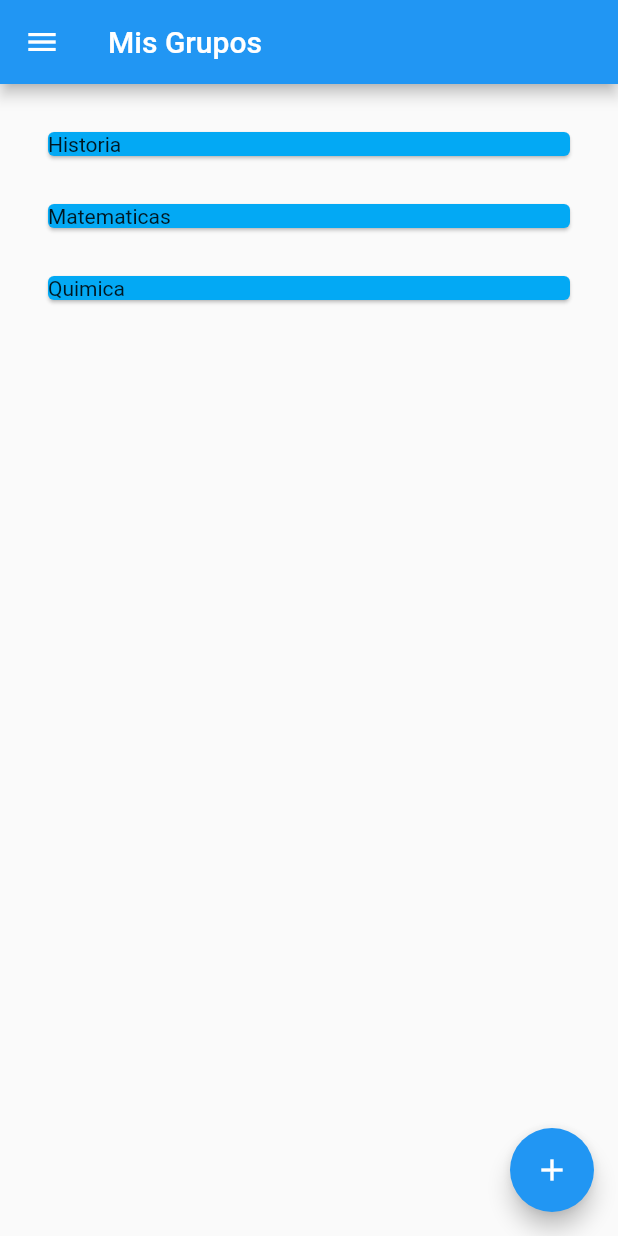
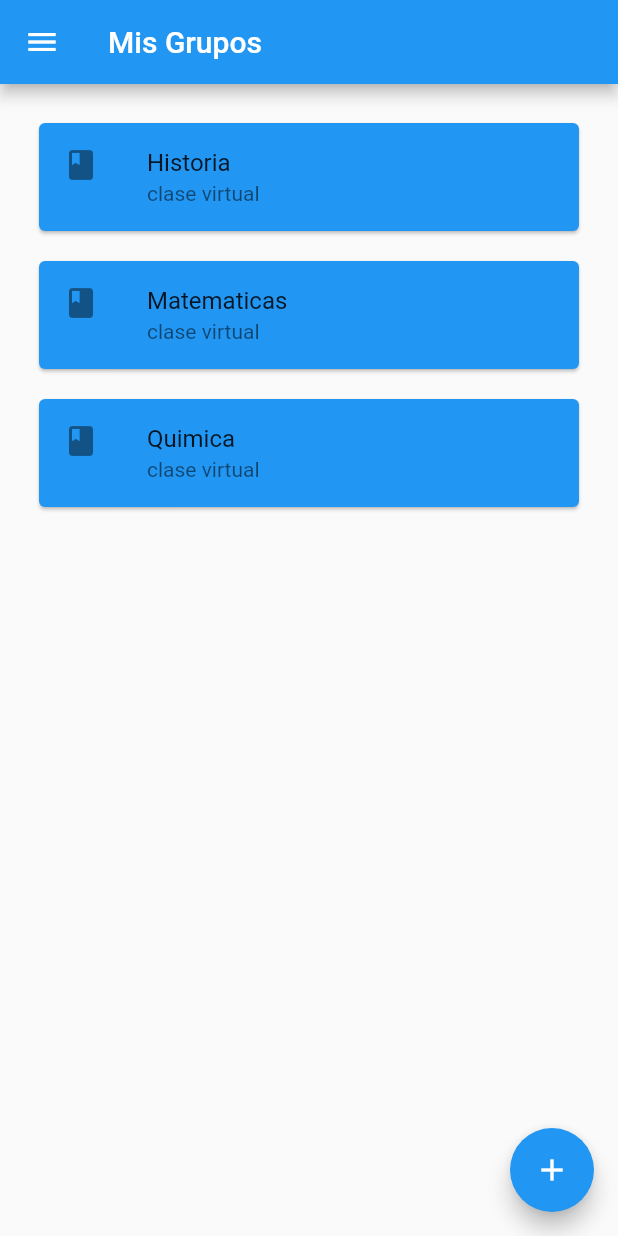
Before and after one commit to RSantiagodeveloper/puma_home_app, a Flutter app: the MisGrupos screen opened directly, on a phone screen of 412 x 824 dp. Run offline on Flutter 3.47's test engine with Material 2 defaults, Android fonts, the phone set to English and light mode, and no system bars.

Commit message:
archivos añadidos

```diff
--- a/puma_home/lib/addgrupo.dart
+++ b/puma_home/lib/addgrupo.dart
@@ -1,4 +1,5 @@
 import 'package:flutter/material.dart';
+import 'package:puma_home/MenuApp.dart';
 final _formKey = GlobalKey<FormState>();
 
 class Addgrupo extends StatelessWidget {
@@ -11,7 +12,7 @@ class Addgrupo extends StatelessWidget {
           child: Text("Añade un grupo nuevo"),
         ),
       ),
-      drawer: new Drawer(),
+      drawer: MenuApp(),
       body: ListView(
                   padding: EdgeInsets.symmetric(
             horizontal: 16,
--- a/puma_home/lib/creargrupo.dart
+++ b/puma_home/lib/creargrupo.dart
@@ -1,4 +1,5 @@
 import 'package:flutter/material.dart';
+import 'package:puma_home/MenuApp.dart';
 final _formKey = GlobalKey<FormState>();
 
 
@@ -17,7 +18,7 @@ class _CrearGrupoState extends State<CrearGrupo> {
           child: Text("Crear un grupo nuevo"),
         ),
       ),
-      drawer: new Drawer(),
+      drawer: new MenuApp(),
       body: ListView(
                   padding: EdgeInsets.symmetric(
             horizontal: 16,
--- a/puma_home/lib/misgrupos.dart
+++ b/puma_home/lib/misgrupos.dart
@@ -1,4 +1,5 @@
 import 'package:flutter/material.dart';
+import 'package:puma_home/MenuApp.dart';
 import 'package:puma_home/addgrupo.dart';
 import 'package:puma_home/creargrupo.dart';
 import 'package:puma_home/signin.dart';
@@ -10,9 +11,18 @@ class MisGrupos extends StatefulWidget {
 
 Widget _grupo(String nombre) {
   return Card(
-    margin: EdgeInsets.fromLTRB(16, 16, 16, 16),
-    color: Colors.lightBlue,
-    child: Text(nombre),
+    margin: EdgeInsets.fromLTRB(10, 10, 10, 10),
+    color: Colors.blue,
+    child: Column(
+      children: <Widget>[
+        ListTile(
+          leading: Icon(Icons.class_),
+          title:  Text(nombre),
+          subtitle: Text("clase virtual"),
+
+        )
+      ],
+    )
   );
 }
 
@@ -26,7 +36,7 @@ class _MisGruposState extends State<MisGrupos> {
           child: Text('Mis Grupos'),
         ),
       ),
-      drawer: new Drawer(),
+      drawer: MenuApp(),
       body: ListView(
           padding: EdgeInsets.symmetric(
             horizontal: 16,
```
